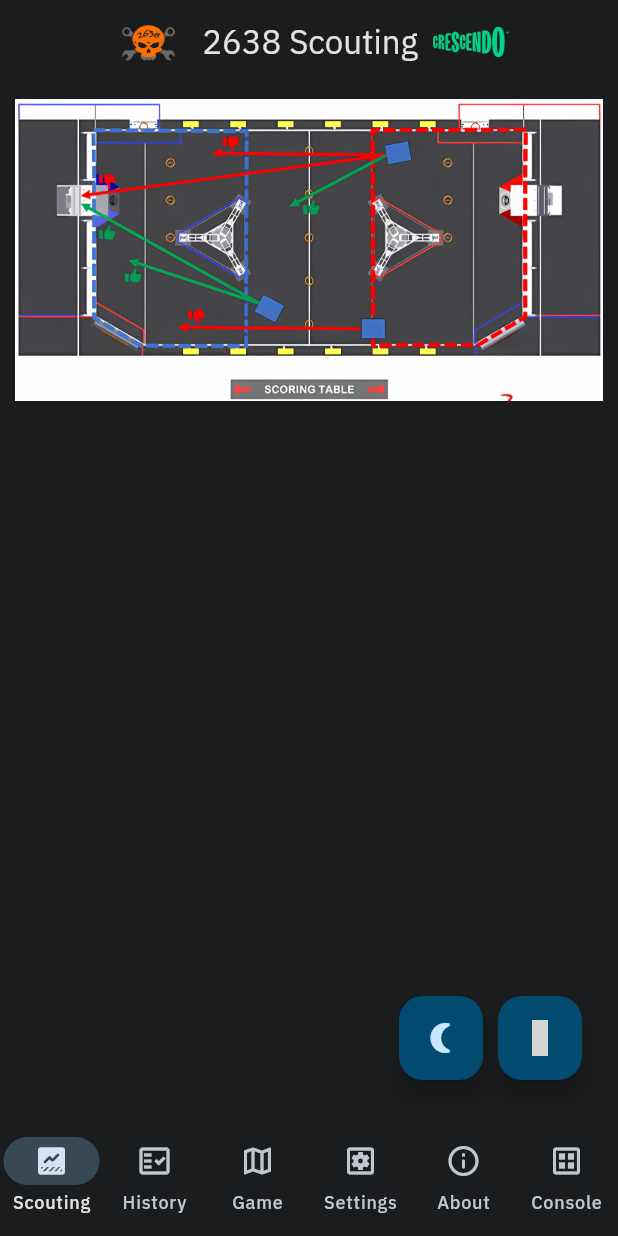
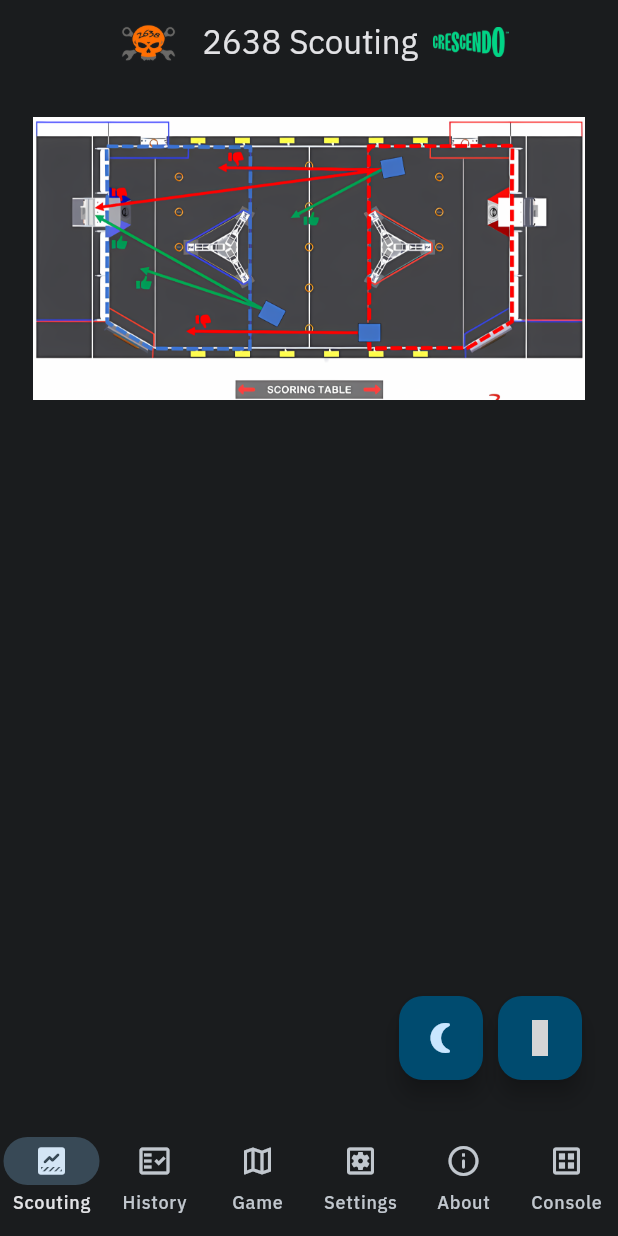
Before and after one commit to rebels2638/ScoutingApp2024, a Flutter app: the screen it shows after launch, swiped to page 3, on a phone screen of 412 x 824 dp. Run offline on Flutter 3.47's test engine with Material 3 defaults, Android fonts, the phone set to English and light mode, and no system bars; our stand-ins replace bloc, community_material_icon, flutter_bloc, get, get_storage, shared_preferences and 1 more; missing offline and left inert: flutter_svg_icons, responsive_grid_list; accounts and stored records are empty; statements that could not run were skipped; grey boxes are pictures that could not be loaded.

Commit message:
`add` fix some generic errors

```diff
--- a/lib/parts/appview.dart
+++ b/lib/parts/appview.dart
@@ -292,7 +292,7 @@ class _AppViewState extends State<_AppView> {
                 ])),
         bottomNavigationBar: NavigationBar(
           selectedIndex:
-              _bottomNavBarIndexer.clamp(0, bottomItems.length - 1),
+              _bottomNavBarIndexer.clamp(0, bottomItems.length - 1), // lol this probably wont happen
           destinations: bottomItems,
           onDestinationSelected: (int i) {
             Debug().info(
--- a/lib/parts/views/gameinfo.dart
+++ b/lib/parts/views/gameinfo.dart
@@ -9,11 +9,14 @@ class GameInfoView extends StatelessWidget
   Widget build(BuildContext context) {
     return SingleChildScrollView(
         scrollDirection: Axis.vertical,
-        child: Column(
-            mainAxisAlignment: MainAxisAlignment.center,
-            children: <Widget>[
-              Image.asset("assets/crescendo/field.png")
-            ]));
+        child: Padding(
+          padding: const EdgeInsets.all(12.0),
+          child: Column(
+              mainAxisAlignment: MainAxisAlignment.center,
+              children: <Widget>[
+                Image.asset("assets/crescendo/field.png")
+              ]),
+        ));
   }
 
   @override
```
